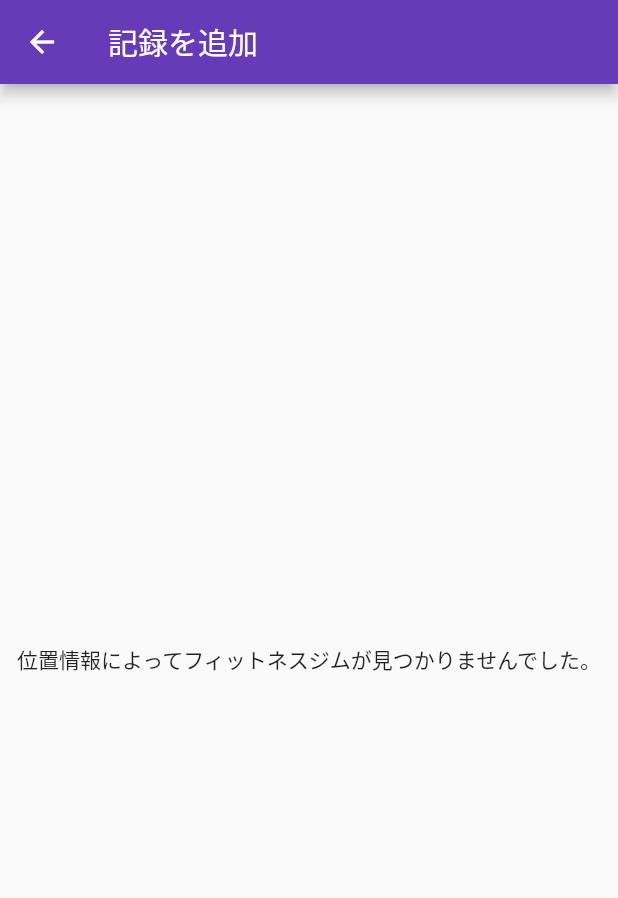
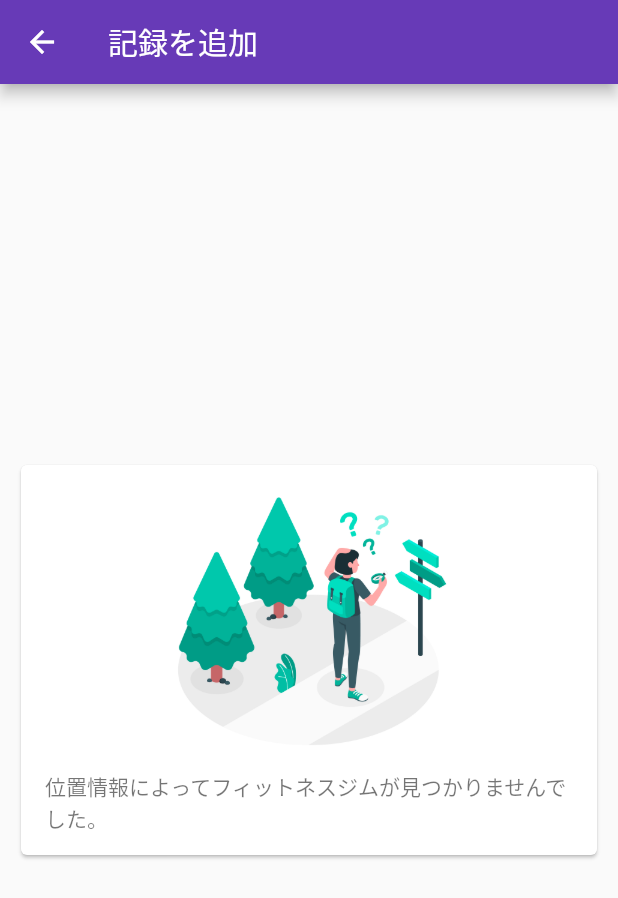
Before and after one commit to kaytaka0/gymnote, a Flutter app: the GymNotFoundPage screen opened directly, on a phone screen of 412 x 824 dp. Shown: the top 898 px of the screen. Run offline on Flutter 3.47's test engine with Material 2 defaults, Android fonts, the phone set to English and light mode, and no system bars; our stand-ins replace localstorage, location; missing offline and left inert: heatmap_calendar.

```diff
--- a/lib/gym_not_found.dart
+++ b/lib/gym_not_found.dart
@@ -16,10 +16,27 @@ class _GymNotFoundState extends State<GymNotFoundPage> {
       ),
       body: Center(
         child: Container(
+          padding: new EdgeInsets.all(10.0),
           child: Column(
             mainAxisAlignment: MainAxisAlignment.center,
             children: [
-              Text("位置情報によってフィットネスジムが見つかりませんでした。"),
+              Card(
+                child: Column(
+                  children: [
+                    Image(
+                      image: AssetImage('images/notfound.jpg'),
+                      height: 200,
+                      width: 200,
+                    ),
+                    Padding(
+                      padding: new EdgeInsets.only(bottom: 10),
+                      child: ListTile(
+                        subtitle: Text("位置情報によってフィットネスジムが見つかりませんでした。"),
+                      ),
+                    )
+                  ],
+                ),
+              ),
             ],
           ),
         ),
--- a/pubspec.yaml
+++ b/pubspec.yaml
@@ -49,8 +49,8 @@ flutter:
   uses-material-design: true
 
   # To add assets to your application, add an assets section, like this:
-  # assets:
-  #   - images/a_dot_burr.jpeg
+  assets:
+    - images/
   #   - images/a_dot_ham.jpeg
 
   # An image asset can refer to one or more resolution-specific "variants", see
```
Also changed, not shown: lib/workout_start.dart (+25 -3 lines), images/notfound.jpg (added).
